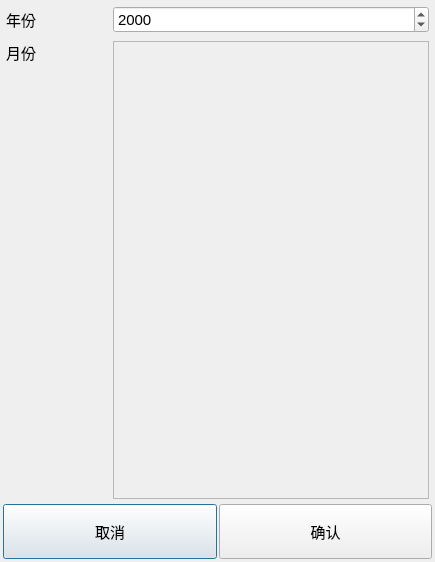
Old version of the form widgets/f_s_dialog/f_s_dialog.ui in the repository cockmake/SharedTable.
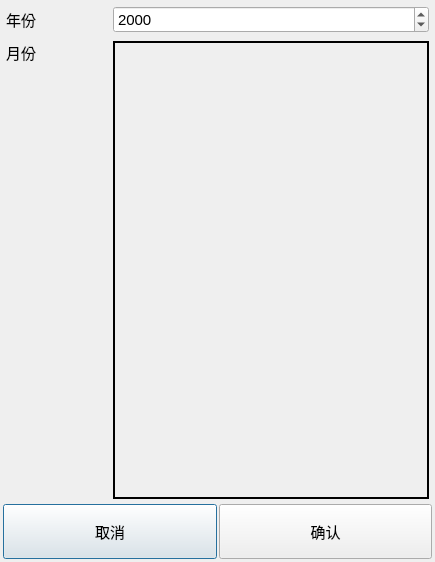
New version of the form.

```diff
--- a/widgets/f_s_dialog/f_s_dialog.ui
+++ b/widgets/f_s_dialog/f_s_dialog.ui
@@ -112,6 +112,12 @@
        </item>
        <item>
         <widget class="QScrollArea" name="months">
+         <property name="frameShape">
+          <enum>QFrame::WinPanel</enum>
+         </property>
+         <property name="frameShadow">
+          <enum>QFrame::Plain</enum>
+         </property>
          <property name="widgetResizable">
           <bool>true</bool>
          </property>
@@ -120,8 +126,8 @@
            <rect>
             <x>0</x>
             <y>0</y>
-            <width>312</width>
-            <height>457</height>
+            <width>310</width>
+            <height>455</height>
            </rect>
           </property>
          </widget>
```
